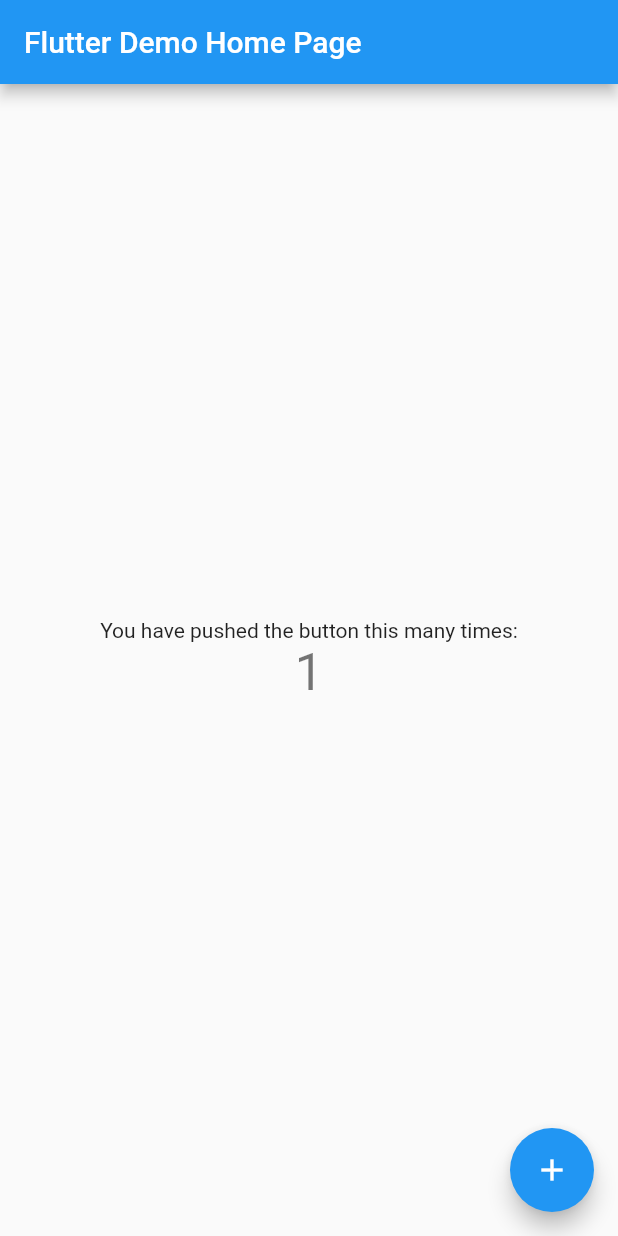
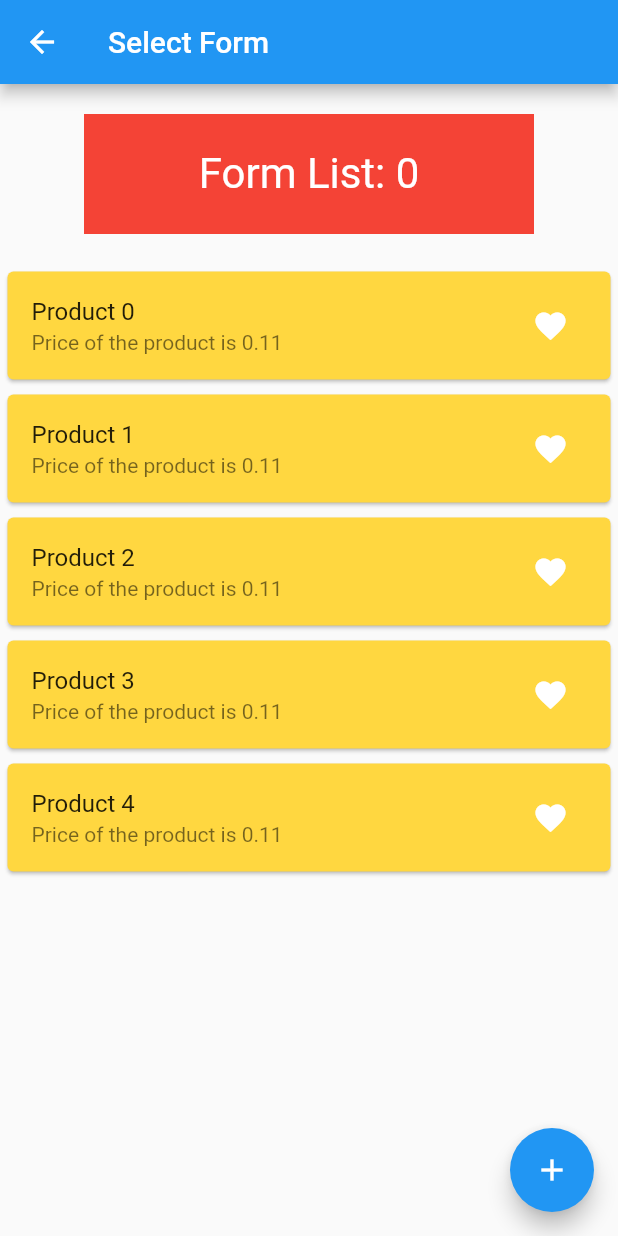
Before and after one commit to ebadahmed93/state_management_solution, a Flutter app: the screen it shows after launch, after a tap on the "add" icon, on a phone screen of 412 x 824 dp. Run offline on Flutter 3.47's test engine with Material 2 defaults, Android fonts, the phone set to English and light mode, and no system bars; drawn by our look-alikes of flutter_slidable; our stand-ins replace get.

Commit message:
GetX with Slidable List example

```diff
--- /dev/null
+++ b/lib/controllers/product_controller.dart
@@ -0,0 +1,46 @@
+import 'package:get/get.dart';
+import 'dart:math';
+
+import 'package:state_management_solution/model/Item.dart';
+
+class Products extends GetxController {
+  // All products
+  // In production, these things usually be loaded them from API or database or something like that
+  final RxList<Item> _items = List.generate(
+      5,
+          (index) => Item(
+          id: index,
+          name: 'Product $index',
+          detail: 'Price of the product is '+(Random().nextDouble().toStringAsFixed(2)  ).toString(),
+          inWishList: false.obs)).obs;
+
+  // Use this to retrieve all products
+  List<Item> get items {
+    return [..._items];
+  }
+
+  // This will return the products that were added to wish list
+  List<Item> get wishListItems {
+    return _items.where((item) => item.inWishList.value == true).toList();
+  }
+
+  // Add an item to the wish list
+  void addItem(int id) {
+    final int index = _items.indexWhere((item) => item.id == id);
+    _items[index].inWishList.value = true;
+  }
+
+  // Remove an item from the wish list
+  void removeItem(int id) {
+    final int index = _items.indexWhere((item) => item.id == id);
+    _items[index].inWishList.value = false;
+  }
+
+  void insertItem(item) {
+    _items.add(item);
+  }
+
+  void deleteItem(int index) {
+    _items.removeAt(index);
+  }
+}
--- a/lib/main.dart
+++ b/lib/main.dart
@@ -1,115 +1,24 @@
 import 'package:flutter/material.dart';
+import 'package:get/get.dart';
+import 'package:state_management_solution/screens/home_page.dart';
+
+
 
 void main() {
-  runApp(const MyApp());
+  runApp( MyApp());
 }
 
 class MyApp extends StatelessWidget {
-  const MyApp({Key? key}) : super(key: key);
-
   // This widget is the root of your application.
   @override
   Widget build(BuildContext context) {
-    return MaterialApp(
+    return GetMaterialApp(
       title: 'Flutter Demo',
       theme: ThemeData(
-        // This is the theme of your application.
-        //
-        // Try running your application with "flutter run". You'll see the
-        // application has a blue toolbar. Then, without quitting the app, try
-        // changing the primarySwatch below to Colors.green and then invoke
-        // "hot reload" (press "r" in the console where you ran "flutter run",
-        // or simply save your changes to "hot reload" in a Flutter IDE).
-        // Notice that the counter didn't reset back to zero; the application
-        // is not restarted.
         primarySwatch: Colors.blue,
+        visualDensity: VisualDensity.adaptivePlatformDensity,
       ),
-      home: const MyHomePage(title: 'Flutter Demo Home Page'),
+      home: MyHomePage(title: 'Flutter Demo Home Page'),
     );
   }
 }
-
-class MyHomePage extends StatefulWidget {
-  const MyHomePage({Key? key, required this.title}) : super(key: key);
-
-  // This widget is the home page of your application. It is stateful, meaning
-  // that it has a State object (defined below) that contains fields that affect
-  // how it looks.
-
-  // This class is the configuration for the state. It holds the values (in this
-  // case the title) provided by the parent (in this case the App widget) and
-  // used by the build method of the State. Fields in a Widget subclass are
-  // always marked "final".
-
-  final String title;
-
-  @override
-  State<MyHomePage> createState() => _MyHomePageState();
-}
-
-class _MyHomePageState extends State<MyHomePage> {
-  int _counter = 0;
-
-  void _incrementCounter() {
-    setState(() {
-      // This call to setState tells the Flutter framework that something has
-      // changed in this State, which causes it to rerun the build method below
-      // so that the display can reflect the updated values. If we changed
-      // _counter without calling setState(), then the build method would not be
-      // called again, and so nothing would appear to happen.
-      _counter++;
-    });
-  }
-
-  @override
-  Widget build(BuildContext context) {
-    // This method is rerun every time setState is called, for instance as done
-    // by the _incrementCounter method above.
-    //
-    // The Flutter framework has been optimized to make rerunning build methods
-    // fast, so that you can just rebuild anything that needs updating rather
-    // than having to individually change instances of widgets.
-    return Scaffold(
-      appBar: AppBar(
-        // Here we take the value from the MyHomePage object that was created by
-        // the App.build method, and use it to set our appbar title.
-        title: Text(widget.title),
-      ),
-      body: Center(
-        // Center is a layout widget. It takes a single child and positions it
-        // in the middle of the parent.
-        child: Column(
-          // Column is also a layout widget. It takes a list of children and
-          // arranges them vertically. By default, it sizes itself to fit its
-          // children horizontally, and tries to be as tall as its parent.
-          //
-          // Invoke "debug painting" (press "p" in the console, choose the
-          // "Toggle Debug Paint" action from the Flutter Inspector in Android
-          // Studio, or the "Toggle Debug Paint" command in Visual Studio Code)
-          // to see the wireframe for each widget.
-          //
-          // Column has various properties to control how it sizes itself and
-          // how it positions its children. Here we use mainAxisAlignment to
-          // center the children vertically; the main axis here is the vertical
-          // axis because Columns are vertical (the cross axis would be
-          // horizontal).
-          mainAxisAlignment: MainAxisAlignment.center,
-          children: <Widget>[
-            const Text(
-              'You have pushed the button this many times:',
-            ),
-            Text(
-              '$_counter',
-              style: Theme.of(context).textTheme.headline4,
-            ),
-          ],
-        ),
-      ),
-      floatingActionButton: FloatingActionButton(
-        onPressed: _incrementCounter,
-        tooltip: 'Increment',
-        child: const Icon(Icons.add),
-      ), // This trailing comma makes auto-formatting nicer for build methods.
-    );
-  }
-}
--- /dev/null
+++ b/lib/model/Item.dart
@@ -0,0 +1,14 @@
+import 'package:get/get.dart';
+
+class Item {
+  int id;
+  String name;
+  String detail;
+  RxBool
+      inWishList; // Make inWishList observable by using the RxBool type and adding ".obs" (".obs" will be added in the Products class).
+  Item(
+      {required this.id,
+      required this.name,
+      required this.detail,
+      required this.inWishList});
+}
--- /dev/null
+++ b/lib/screens/about_page.dart
@@ -0,0 +1,145 @@
+import 'package:flutter/material.dart';
+import 'package:get/get.dart';
+import 'package:state_management_solution/controllers/my_home_controller.dart';
+import 'package:state_management_solution/controllers/product_controller.dart';
+import 'package:state_management_solution/model/Item.dart';
+import 'package:state_management_solution/screens/add_form.dart';
+import 'package:state_management_solution/screens/form_list.dart';
+import 'package:flutter_slidable/flutter_slidable.dart';
+
+class AboutPage extends StatelessWidget {
+  final Products _p = Get.put(Products());
+
+  AboutPage({Key? key}) : super(key: key);
+ int pos=0;
+  bool firstTime = true;
+
+  delete( int index) {
+
+     // _p.deleteItem(index);
+   _p.deleteItem(index);
+
+  }
+
+  void doNothing(BuildContext context) {
+
+  }
+
+  @override
+  Widget build(BuildContext context) {
+
+    return Scaffold(
+      appBar: AppBar(
+        title: const Text('Select Form'),
+      ),
+      body: Column(
+        children: [
+          const SizedBox(
+            height: 20,
+          ),
+          // This button also shows you how many items in the wish list
+          // It lets you go to the WishListScreen
+          InkWell(
+            child: Container(
+              width: 300,
+              height: 80,
+              color: Colors.red,
+              alignment: Alignment.center,
+              // Use Obx(()=> to update Text() whenever _wishList.items.length is changed
+              child: Obx(() => Text(
+                    'Form List: ${_p.wishListItems.length}',
+                    style: const TextStyle(fontSize: 28, color: Colors.white),
+                  )),
+            ),
+            onTap: () => Get.to(FormListScreen()),
+          ),
+
+          const SizedBox(
+            height: 20,
+          ),
+
+          Expanded(
+            // Display all products in home screen
+            child: Obx(
+              () => ListView.builder(
+                  itemCount: _p.items.length,
+                  // List item widget
+                  itemBuilder: (context, index) {
+                    final product = _p.items[index];
+                    return Card(
+                      key: ValueKey(product.id),
+                      margin: EdgeInsets.all(5),
+                      color: Colors.amberAccent,
+                      child: Slidable(
+                          // Specify a key if the Slidable is dismissible.
+                          key: UniqueKey(),
+
+
+                          // The start action pane is the one at the left or the top side.
+                          startActionPane: ActionPane(
+                            // A motion is a widget used to control how the pane animates.
+                            motion: const StretchMotion(),
+
+                            // A pane can dismiss the Slidable.
+
+                            // All actions are defined in the children parameter.
+                            children: [
+                              // A SlidableAction can have an icon and/or a label.
+                              SlidableAction(
+                                onPressed: doNothing,
+                                backgroundColor: Color(0xFF21B7CA),
+                                foregroundColor: Colors.white,
+                                icon: Icons.share,
+                                label: 'Share',
+                              ),
+                              SlidableAction(
+                                onPressed:(context){ delete(index);},
+                                backgroundColor: Color(0xFFFE4A49),
+                                foregroundColor: Colors.white,
+                                icon: Icons.delete,
+                                label: 'Delete',
+                              ),
+                            ],
+                          ),
+
+                          // The end action pane is the one at the right or the bottom side.
+
+                          // The child of the Slidable is what the user sees when the
+                          // component is not dragged.
+                          child: ListTile(
+                            title: Text(product.name),
+                            // subtitle: Text("\$${product.price.toStringAsFixed(2)}"),
+                            subtitle: Text(product.detail),
+                            // Use Obx(()=> to update icon color when product.inWishList change
+                            trailing: Obx(() => IconButton(
+                                  onPressed: () {
+                                    if (product.inWishList.value == false) {
+                                      _p.addItem(product.id);
+                                    } else {
+                                      _p.removeItem(product.id);
+                                    }
+                                  },
+                                  icon: Icon(
+                                    Icons.favorite,
+                                    color: product.inWishList.value == false
+                                        ? Colors.white
+                                        : Colors.red,
+                                  ),
+                                )),
+                          )),
+                    );
+                  }),
+            ),
+          ),
+        ],
+      ),
+      floatingActionButton: FloatingActionButton(
+        onPressed: () {
+          Get.to(AddForm());
+        },
+        tooltip: 'Increment',
+        child: Icon(Icons.add),
+      ),
+    );
+  }
+}
--- /dev/null
+++ b/lib/screens/home_page.dart
@@ -0,0 +1,41 @@
+import 'package:flutter/material.dart';
+import 'package:get/get.dart';
+import 'package:state_management_solution/controllers/my_home_controller.dart';
+
+import 'about_page.dart';
+
+
+class MyHomePage extends StatelessWidget {
+  final String title;
+  final MyHomePageController controller = Get.put(MyHomePageController());
+  MyHomePage({Key? key, required this.title}) : super(key: key);
+  @override
+  Widget build(BuildContext context) {
+    return Scaffold(
+      appBar: AppBar(
+        title: Text(title),
+      ),
+      body: Center(
+        child: Column(
+          mainAxisAlignment: MainAxisAlignment.center,
+          children: <Widget>[
+            Text(
+              'This is home page\nClick on Fab icon to move',
+            ),
+            // Obx(
+            //       () => Text(
+            //     '${controller.count.value}',
+            //     style: Theme.of(context).textTheme.headline4,
+            //   ),
+            // )
+          ],
+        ),
+      ),
+      floatingActionButton: FloatingActionButton(
+        onPressed:() {Get.to(AboutPage());},
+        tooltip: 'Increment',
+        child: Icon(Icons.add),
+      ),
+    );
+  }
+}
--- a/pubspec.yaml
+++ b/pubspec.yaml
@@ -29,7 +29,8 @@ environment:
 dependencies:
   flutter:
     sdk: flutter
-
+  get: ^4.6.1
+  flutter_slidable: ^1.2.0
 
   # The following adds the Cupertino Icons font to your application.
   # Use with the CupertinoIcons class for iOS style icons.
```
Also changed, not shown: lib/controllers/my_home_controller.dart (added, +7 -0 lines), lib/screens/add_form.dart (added, +90 -0 lines), lib/screens/form_list.dart (added, +45 -0 lines), pubspec.lock, 3 other files.
